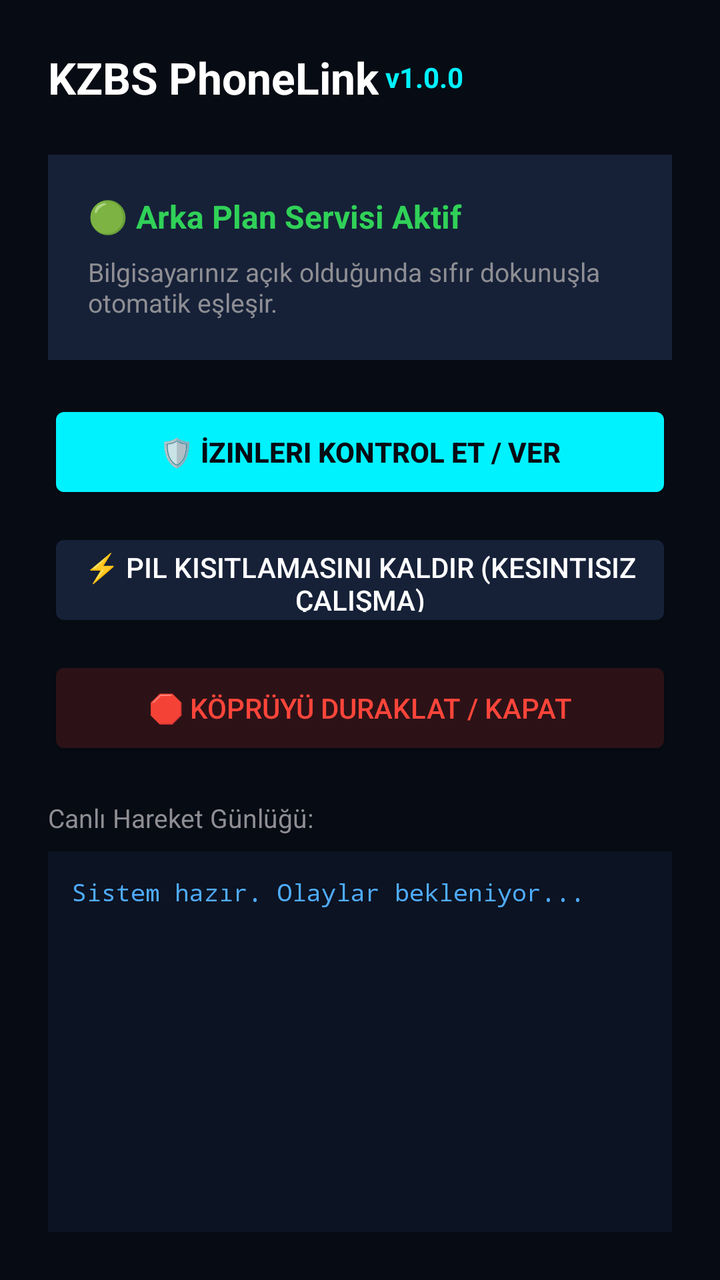
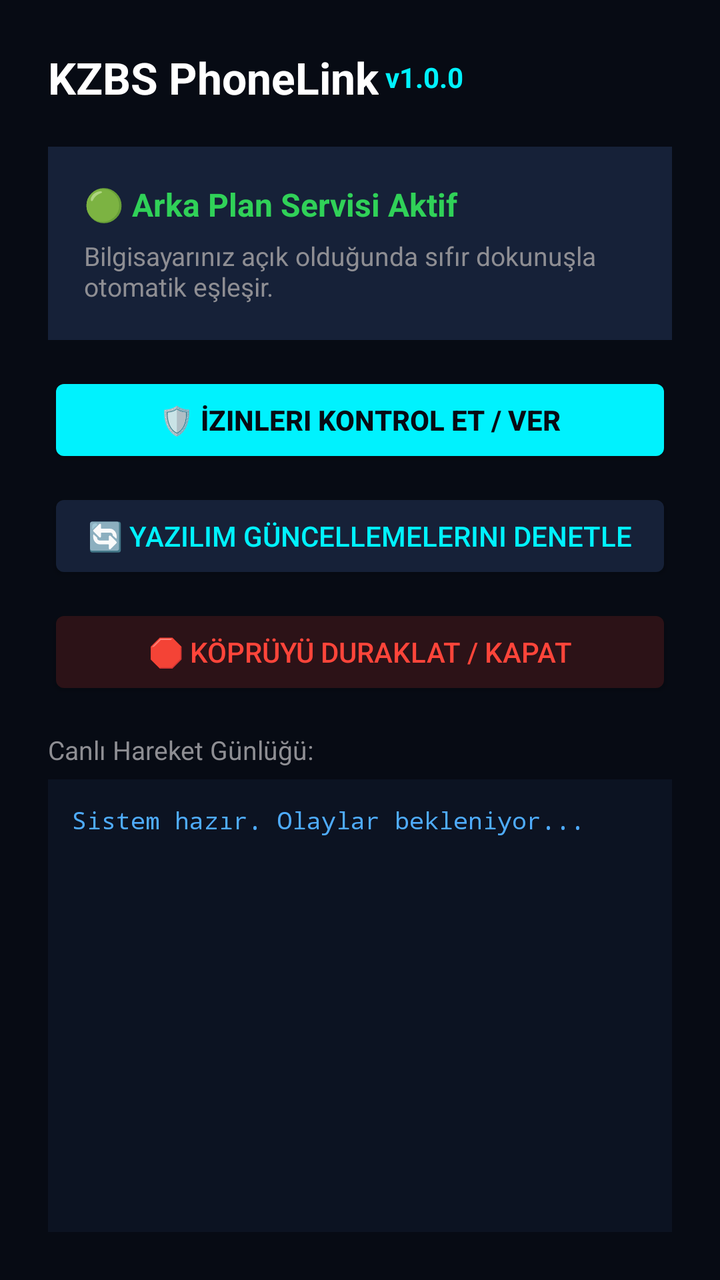

The first picture is an Android layout as it rendered before a commit; the second is the same layout after the commit. The layout source and the unified diff follow.
<!-- AndroidManifest.xml: application theme Theme.KZBSPhoneLink -->
<!-- res/layout/activity_main.xml -->
<?xml version="1.0" encoding="utf-8"?>
<LinearLayout xmlns:android="http://schemas.android.com/apk/res/android"
    android:layout_width="match_parent"
    android:layout_height="match_parent"
    android:orientation="vertical"
    android:background="#070B14"
    android:padding="24dp">

    
    <LinearLayout
        android:layout_width="match_parent"
        android:layout_height="wrap_content"
        android:orientation="horizontal"
        android:gravity="center_vertical"
        android:layout_marginBottom="24dp">

        <TextView
            android:layout_width="wrap_content"
            android:layout_height="wrap_content"
            android:text="KZBS PhoneLink"
            android:textColor="#FFFFFF"
            android:textSize="22sp"
            android:textStyle="bold" />

        <TextView
            android:layout_width="wrap_content"
            android:layout_height="wrap_content"
            android:text=" v1.0.0"
            android:textColor="#00F2FE"
            android:textSize="14sp"
            android:textStyle="bold" />
    </LinearLayout>

    
    <LinearLayout
        android:layout_width="match_parent"
        android:layout_height="wrap_content"
        android:orientation="vertical"
        android:background="#162138"
        android:padding="20dp"
        android:layout_marginBottom="20dp">

        <TextView
            android:id="@+id/tvConnectionStatus"
            android:layout_width="wrap_content"
            android:layout_height="wrap_content"
            android:text="🟢 Arka Plan Servisi Aktif"
            android:textColor="#30D158"
            android:textSize="16sp"
            android:textStyle="bold"
            android:layout_marginBottom="8dp" />

        <TextView
            android:layout_width="wrap_content"
            android:layout_height="wrap_content"
            android:text="Bilgisayarınız açık olduğunda sıfır dokunuşla otomatik eşleşir."
            android:textColor="#8E8E93"
            android:textSize="13sp" />
    </LinearLayout>

    
    <Button
        android:id="@+id/btnPermissions"
        android:layout_width="match_parent"
        android:layout_height="52dp"
        android:text="🛡️ İzinleri Kontrol Et / Ver"
        android:backgroundTint="#00F2FE"
        android:textColor="#070B14"
        android:textStyle="bold"
        android:layout_marginBottom="12dp" />

    <Button
        android:id="@+id/btnBatteryOptimization"
        android:layout_width="match_parent"
        android:layout_height="52dp"
        android:text="⚡ Pil Kısıtlamasını Kaldır (Kesintisiz Çalışma)"
        android:backgroundTint="#162138"
        android:textColor="#FFFFFF"
        android:layout_marginBottom="12dp" />

    <Button
        android:id="@+id/btnToggleService"
        android:layout_width="match_parent"
        android:layout_height="52dp"
        android:text="🛑 Köprüyü Duraklat / Kapat"
        android:backgroundTint="#2C1217"
        android:textColor="#FF453A"
        android:layout_marginBottom="20dp" />

    
    <TextView
        android:layout_width="wrap_content"
        android:layout_height="wrap_content"
        android:text="Canlı Hareket Günlüğü:"
        android:textColor="#8E8E93"
        android:textSize="13sp"
        android:layout_marginBottom="8dp" />

    <ScrollView
        android:layout_width="match_parent"
        android:layout_height="0dp"
        android:layout_weight="1"
        android:background="#0C1322"
        android:padding="12dp">

        <TextView
            android:id="@+id/tvLogStream"
            android:layout_width="match_parent"
            android:layout_height="wrap_content"
            android:text="Sistem hazır. Olaylar bekleniyor..."
            android:textColor="#4FACFE"
            android:textSize="12sp"
            android:fontFamily="monospace" />
    </ScrollView>

</LinearLayout>
<!-- resources referenced by this layout -->
<resources>
  <style name="Theme.KZBSPhoneLink" parent="@android:style/Theme.DeviceDefault.NoActionBar">
          <item name="android:colorPrimary">@color/cyan</item>
          <item name="android:windowBackground">@color/dark_bg</item>
      </style>
  <color name="cyan">#00F2FE</color>
  <color name="dark_bg">#070B14</color>
</resources>

<!-- the commit's change to res/layout/activity_main.xml (unified diff, before → after) -->
@@ -12,7 +12,7 @@
         android:layout_height="wrap_content"
         android:orientation="horizontal"
         android:gravity="center_vertical"
-        android:layout_marginBottom="24dp">
+        android:layout_marginBottom="20dp">
 
         <TextView
             android:layout_width="wrap_content"
@@ -37,8 +37,8 @@
         android:layout_height="wrap_content"
         android:orientation="vertical"
         android:background="#162138"
-        android:padding="20dp"
-        android:layout_marginBottom="20dp">
+        android:padding="18dp"
+        android:layout_marginBottom="16dp">
 
         <TextView
             android:id="@+id/tvConnectionStatus"
@@ -48,7 +48,7 @@
             android:textColor="#30D158"
             android:textSize="16sp"
             android:textStyle="bold"
-            android:layout_marginBottom="8dp" />
+            android:layout_marginBottom="6dp" />
 
         <TextView
             android:layout_width="wrap_content"
@@ -59,33 +59,65 @@
     </LinearLayout>
 
     
+    <LinearLayout
+        android:id="@+id/layoutUpdateBanner"
+        android:layout_width="match_parent"
+        android:layout_height="wrap_content"
+        android:orientation="horizontal"
+        android:background="#1E1430"
+        android:padding="12dp"
+        android:visibility="gone"
+        android:layout_marginBottom="12dp"
+        android:gravity="center_vertical">
+
+        <TextView
+            android:id="@+id/tvUpdateBannerText"
+            android:layout_width="0dp"
+            android:layout_height="wrap_content"
+            android:layout_weight="1"
+            android:text="🚀 Yeni güncelleme mevcut!"
+            android:textColor="#00F2FE"
+            android:textSize="13sp"
+            android:textStyle="bold" />
+
+        <Button
+            android:id="@+id/btnDownloadUpdate"
+            android:layout_width="wrap_content"
+            android:layout_height="36dp"
+            android:text="İndir"
+            android:textSize="12sp"
+            android:backgroundTint="#00F2FE"
+            android:textColor="#070B14" />
+    </LinearLayout>
+
+    
     <Button
         android:id="@+id/btnPermissions"
         android:layout_width="match_parent"
-        android:layout_height="52dp"
+        android:layout_height="48dp"
         android:text="🛡️ İzinleri Kontrol Et / Ver"
         android:backgroundTint="#00F2FE"
         android:textColor="#070B14"
         android:textStyle="bold"
-        android:layout_marginBottom="12dp" />
+        android:layout_marginBottom="10dp" />
 
     <Button
-        android:id="@+id/btnBatteryOptimization"
+        android:id="@+id/btnCheckUpdates"
         android:layout_width="match_parent"
-        android:layout_height="52dp"
-        android:text="⚡ Pil Kısıtlamasını Kaldır (Kesintisiz Çalışma)"
+        android:layout_height="48dp"
+        android:text="🔄 Yazılım Güncellemelerini Denetle"
         android:backgroundTint="#162138"
-        android:textColor="#FFFFFF"
-        android:layout_marginBottom="12dp" />
+        android:textColor="#00F2FE"
+        android:layout_marginBottom="10dp" />
 
     <Button
         android:id="@+id/btnToggleService"
         android:layout_width="match_parent"
-        android:layout_height="52dp"
+        android:layout_height="48dp"
         android:text="🛑 Köprüyü Duraklat / Kapat"
         android:backgroundTint="#2C1217"
         android:textColor="#FF453A"
-        android:layout_marginBottom="20dp" />
+        android:layout_marginBottom="16dp" />
 
     
     <TextView
@@ -94,7 +126,7 @@
         android:text="Canlı Hareket Günlüğü:"
         android:textColor="#8E8E93"
         android:textSize="13sp"
-        android:layout_marginBottom="8dp" />
+        android:layout_marginBottom="6dp" />
 
     <ScrollView
         android:layout_width="match_parent"
